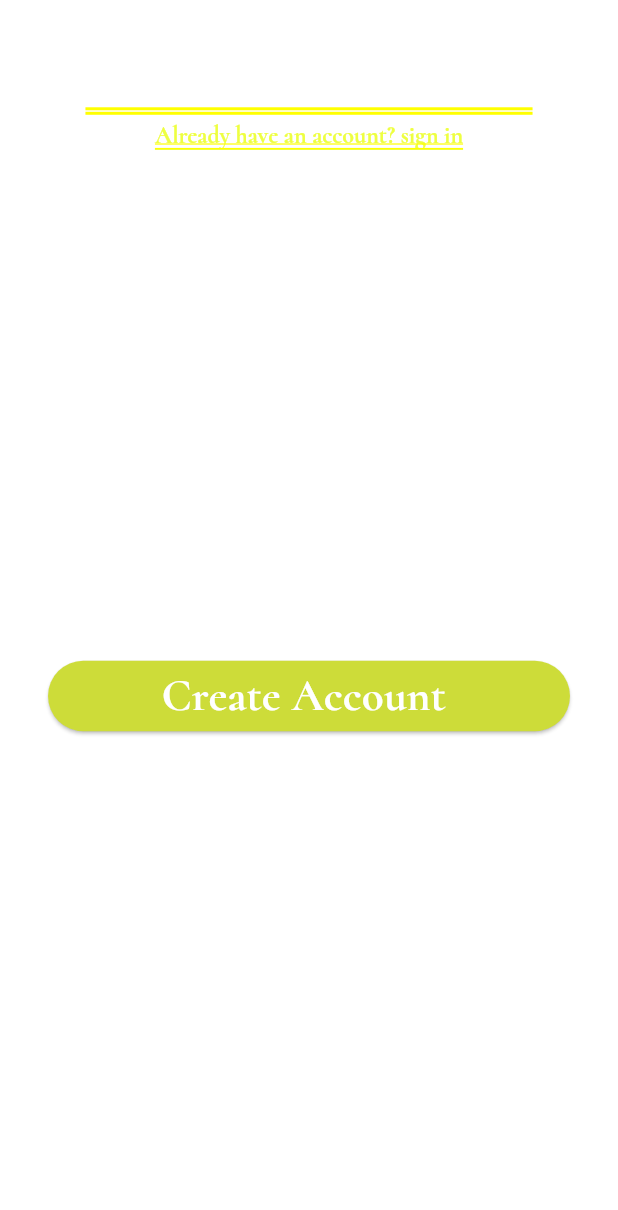
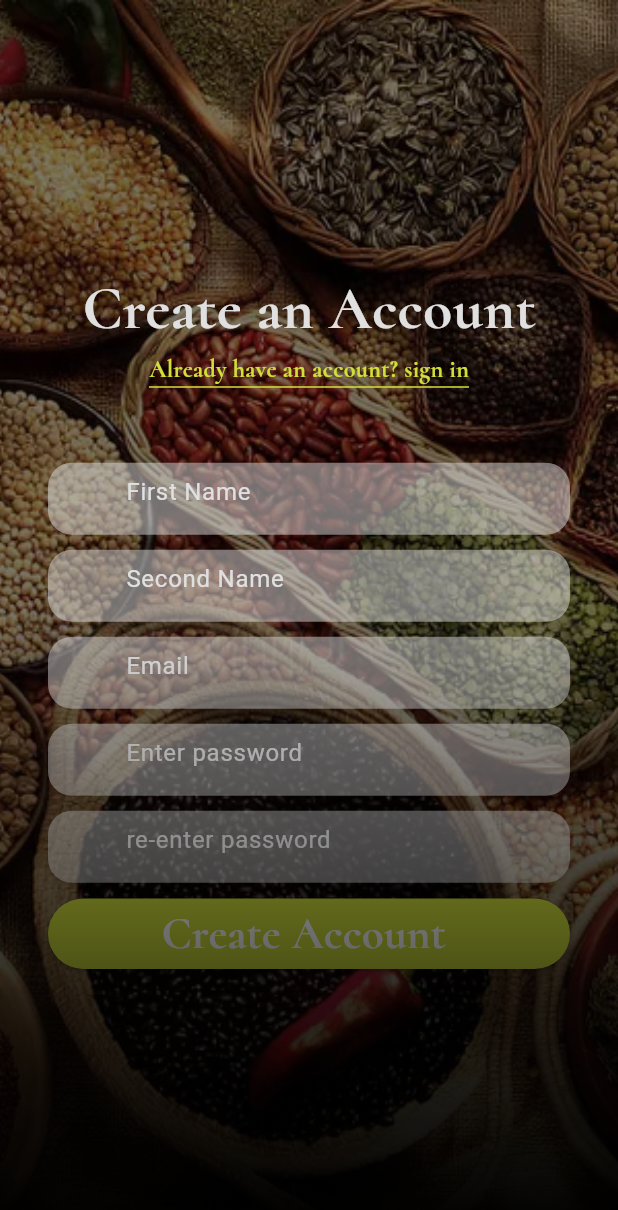
Before and after one commit to SheeThiga/flutter_application_1, a Flutter app: the screen it shows after launch, after a tap on "Don't have an account? Sign up here.", on a phone screen of 412 x 824 dp. Shown: the top 1210 px of the screen. Run offline on Flutter 3.47's test engine with Material 3 defaults, Android fonts, the phone set to English and light mode, and no system bars; our stand-ins replace curved_navigation_bar, get, google_fonts.

Commit message:
fix: registration_screen

```diff
--- a/lib/app.dart
+++ b/lib/app.dart
@@ -1,37 +1,15 @@
 import 'package:flutter/material.dart';
 import 'package:flutter_application_1/views/screens/login_screen.dart';
-import 'configs/constants.dart';
+import 'package:flutter_application_1/views/widgets/back_ground.dart';
 
 class App extends StatelessWidget {
   const App({super.key});
   @override
   Widget build(context) {
-    return Scaffold(
-      body: ShaderMask(
-        shaderCallback: (bounds) => const LinearGradient(
-          colors: [appBlackColor, Colors.black12],
-          begin: Alignment.bottomCenter,
-          end: Alignment.center,
-        ).createShader(bounds),
-        blendMode: BlendMode.darken,
-        child: Container(
-          width: double.infinity,
-          height: double.infinity,
-          decoration: const BoxDecoration(
-            image: DecorationImage(
-              image: AssetImage(
-                'assets/images/grains.png',
-              ),
-              fit: BoxFit.cover,
-              colorFilter: ColorFilter.mode(
-                Colors.black45,
-                BlendMode.darken,
-              ),
-            ),
-          ),
-          child: const Center(
-            child: LoginScreen(),
-          ),
+    return const Scaffold(
+      body: BackGround(
+        widget: Center(
+          child: LoginScreen(),
         ),
       ),
     );
--- a/lib/utils/routes.dart
+++ b/lib/utils/routes.dart
@@ -12,7 +12,7 @@ class Routes {
     GetPage(name: "/login",page: () => const LoginScreen()),
     GetPage(name: "/home", page: () => const Home()),
     GetPage(name: "/dashboard", page: () => const DashboardScreen()),
-    GetPage(name: "/calculator",page: () => Calculator()),
+    GetPage(name: "/calculator",page: () => const Calculator()),
     GetPage(name: "/registration", page: () => const RegistrationScreen()),
 
   ];
--- a/lib/views/screens/login_screen.dart
+++ b/lib/views/screens/login_screen.dart
@@ -1,13 +1,11 @@
 import 'package:flutter/material.dart';
+import 'package:flutter_application_1/views/widgets/back_ground.dart';
 import 'package:flutter_application_1/views/widgets/custom_field.dart';
 import 'package:get/get.dart';
 import '../../configs/constants.dart';
 import '../widgets/custom_text.dart';
 
-
-
 class LoginScreen extends StatelessWidget {
-
   const LoginScreen({super.key});
 
   @override
@@ -15,8 +13,11 @@ class LoginScreen extends StatelessWidget {
     final TextEditingController usernameController = TextEditingController();
     final TextEditingController passwordController = TextEditingController();
 
-    return
-       SingleChildScrollView(
+    return Material(
+      child: Scaffold(
+        body: BackGround(
+          widget: Center(
+            child: SingleChildScrollView(
               child: Padding(
                 padding: const EdgeInsets.all(50.0),
                 child: Column(
@@ -92,17 +93,16 @@ class LoginScreen extends StatelessWidget {
                       color: Colors.limeAccent,
                       child: const Text('Login'),
                     ),
-              const SizedBox(height: 100.0),
-              Row(
-                mainAxisAlignment: MainAxisAlignment.center,
-                children: [
+                    const SizedBox(height: 30.0),
                     InkWell(
                       onTap: () => Get.toNamed("/registration"),
                       child: Container(
                         decoration: const BoxDecoration(
                           border: Border(
-                        bottom: BorderSide(color: Colors.limeAccent, width: 1),
-                      )),
+                            bottom:
+                                BorderSide(color: Colors.limeAccent, width: 1),
+                          ),
+                        ),
                         child: const CustomText(
                           label: "Don't have an account? Sign up here.",
                           labelColor: Colors.limeAccent,
@@ -113,10 +113,11 @@ class LoginScreen extends StatelessWidget {
                     ),
                   ],
                 ),
-            ],
               ),
             ),
-
+          ),
+        ),
+      ),
     );
   }
 }
--- a/lib/views/screens/registration_screen.dart
+++ b/lib/views/screens/registration_screen.dart
@@ -1,5 +1,6 @@
 import 'package:flutter/material.dart';
 import 'package:flutter_application_1/configs/constants.dart';
+import 'package:flutter_application_1/views/widgets/back_ground.dart';
 import 'package:flutter_application_1/views/widgets/custom_button.dart';
 import 'package:flutter_application_1/views/widgets/custom_field.dart';
 import 'package:get/get.dart';
@@ -16,20 +17,13 @@ class RegistrationScreen extends GetView {
     final TextEditingController passwordController = TextEditingController();
     final TextEditingController enterpasswordController =
         TextEditingController();
-    return Container(
-      width: double.infinity,
-      height: 500,
-      decoration: const BoxDecoration(
-        color: Colors.transparent,
-        // gradient: LinearGradient(
-        //     colors: [Color.fromARGB(149, 187, 178, 141), Colors.white],
-        //     begin: Alignment.topLeft,
-        //     end: Alignment.bottomRight),
-      ),
-      child: SingleChildScrollView(
-        child: Padding(
+    return Material(
+      child: Scaffold(
+        body: BackGround(
+          widget: Padding(
             padding: const EdgeInsets.all(32),
             child: Column(
+              mainAxisAlignment: MainAxisAlignment.center,
               children: [
                 const CustomText(
                   label: 'Create an Account',
@@ -42,13 +36,13 @@ class RegistrationScreen extends GetView {
                       border: Border(
                     bottom: BorderSide(color: Colors.limeAccent, width: 1),
                   )),
-                // child: InkWell(
-                //   onTap: () => Get.toNamed("/login"),
+                  child: InkWell(
+                    onTap: () => Get.toNamed("/login"),
                     child: const CustomText(
                       label: 'Already have an account? sign in',
                       labelColor: Colors.limeAccent,
                     ),
-                // ),
+                  ),
                 ),
                 const SizedBox(
                   height: 50.0,
@@ -131,6 +125,7 @@ class RegistrationScreen extends GetView {
             ),
           ),
         ),
+      ),
     );
   }
 }
--- /dev/null
+++ b/lib/views/widgets/back_ground.dart
@@ -0,0 +1,36 @@
+import 'package:flutter/material.dart';
+import 'package:flutter_application_1/configs/constants.dart';
+
+class BackGround extends StatelessWidget {
+  final Widget widget;
+  const BackGround({required this.widget, super.key});
+
+  @override
+  Widget build(BuildContext context) {
+    return ShaderMask(
+      shaderCallback: (bounds) => const LinearGradient(
+        colors: [appBlackColor, Colors.black12],
+        begin: Alignment.bottomCenter,
+        end: Alignment.center,
+      ).createShader(bounds),
+      blendMode: BlendMode.darken,
+      child: Container(
+        width: double.infinity,
+        height: double.infinity,
+        decoration: const BoxDecoration(
+          image: DecorationImage(
+            image: AssetImage(
+              'assets/images/grains.png',
+            ),
+            fit: BoxFit.cover,
+            colorFilter: ColorFilter.mode(
+              Colors.black45,
+              BlendMode.darken,
+            ),
+          ),
+        ),
+        child: widget,
+      ),
+    );
+  }
+}
```
Also changed, not shown: lib/views/calculator.dart (+6 -4 lines), lib/views/screens/dashboard_screen.dart (+5 -30 lines), lib/views/screens/home.dart (+4 -3 lines). Lines whose indentation alone changed are shown as unchanged.
